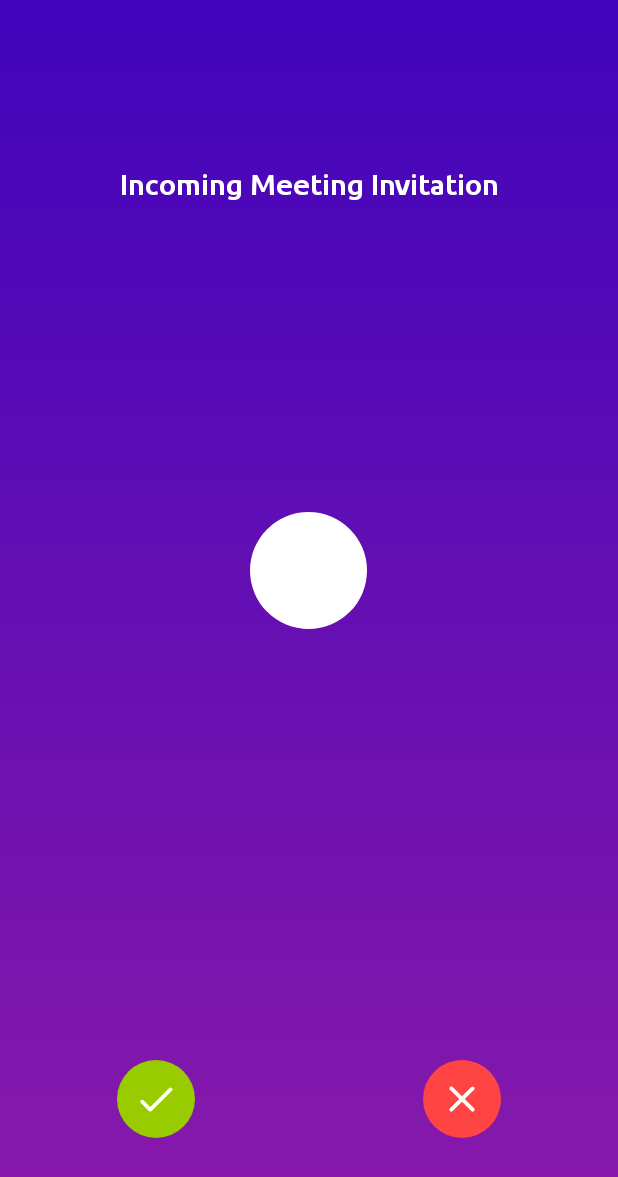
After one commit to SamuelDiaz28/Video-Meeting, an Android app: the IncomingInvitationActivity screen opened directly, with no data from a screen before it, on a phone screen of 412 x 824 dp. The commit adds this screen. Shown: the top 1177 px of the screen. Run offline under Robolectric (Android 15) with nearby library versions, the phone set to English and light mode, and no system bars; our stand-ins replace sdp/ssp sizes.

Commit message:
Septimo y Octavio video completado

```diff
--- /dev/null
+++ b/app/src/main/java/mx/test/videomeeting/activities/IncomingInvitationActivity.java
@@ -0,0 +1,16 @@
+package mx.test.videomeeting.activities;
+
+import androidx.appcompat.app.AppCompatActivity;
+
+import android.os.Bundle;
+
+import mx.test.videomeeting.R;
+
+public class IncomingInvitationActivity extends AppCompatActivity {
+
+    @Override
+    protected void onCreate(Bundle savedInstanceState) {
+        super.onCreate(savedInstanceState);
+        setContentView(R.layout.activity_incoming_invitation);
+    }
+}
--- /dev/null
+++ b/app/src/main/res/drawable/background_accept_invitation.xml
@@ -0,0 +1,7 @@
+<?xml version="1.0" encoding="utf-8"?>
+<shape xmlns:android="http://schemas.android.com/apk/res/android"
+    android:shape="oval">
+
+    <solid android:color="@android:color/holo_green_light"/>
+
+</shape>
--- /dev/null
+++ b/app/src/main/res/drawable/background_meeting_invitation.xml
@@ -0,0 +1,9 @@
+<?xml version="1.0" encoding="utf-8"?>
+<shape xmlns:android="http://schemas.android.com/apk/res/android" android:shape="rectangle">
+
+    <gradient
+        android:angle="270"
+        android:endColor="@color/colorMeetingInvitationEnd"
+        android:startColor="@color/colorMeetingInvitationStart"/>
+
+</shape>
--- /dev/null
+++ b/app/src/main/res/drawable/background_meeting_invitation_user_icon.xml
@@ -0,0 +1,7 @@
+<?xml version="1.0" encoding="utf-8"?>
+<shape xmlns:android="http://schemas.android.com/apk/res/android"
+    android:shape="oval">
+
+    <solid android:color="@color/colorTextIcons"/>
+
+</shape>
--- /dev/null
+++ b/app/src/main/res/drawable/background_reject_invitation.xml
@@ -0,0 +1,7 @@
+<?xml version="1.0" encoding="utf-8"?>
+<shape xmlns:android="http://schemas.android.com/apk/res/android"
+    android:shape="oval">
+
+    <solid android:color="@android:color/holo_red_light"/>
+
+</shape>
--- /dev/null
+++ b/app/src/main/res/drawable/ic_accept.xml
@@ -0,0 +1,10 @@
+<vector xmlns:android="http://schemas.android.com/apk/res/android"
+    android:width="24dp"
+    android:height="24dp"
+    android:viewportWidth="24"
+    android:viewportHeight="24"
+    android:tint="?attr/colorControlNormal">
+  <path
+      android:fillColor="@android:color/white"
+      android:pathData="M9,16.2l-3.5,-3.5c-0.39,-0.39 -1.01,-0.39 -1.4,0 -0.39,0.39 -0.39,1.01 0,1.4l4.19,4.19c0.39,0.39 1.02,0.39 1.41,0L20.3,7.7c0.39,-0.39 0.39,-1.01 0,-1.4 -0.39,-0.39 -1.01,-0.39 -1.4,0L9,16.2z"/>
+</vector>
--- /dev/null
+++ b/app/src/main/res/drawable/ic_reject.xml
@@ -0,0 +1,10 @@
+<vector xmlns:android="http://schemas.android.com/apk/res/android"
+    android:width="24dp"
+    android:height="24dp"
+    android:viewportWidth="24"
+    android:viewportHeight="24"
+    android:tint="?attr/colorControlNormal">
+  <path
+      android:fillColor="@android:color/white"
+      android:pathData="M18.3,5.71c-0.39,-0.39 -1.02,-0.39 -1.41,0L12,10.59 7.11,5.7c-0.39,-0.39 -1.02,-0.39 -1.41,0 -0.39,0.39 -0.39,1.02 0,1.41L10.59,12 5.7,16.89c-0.39,0.39 -0.39,1.02 0,1.41 0.39,0.39 1.02,0.39 1.41,0L12,13.41l4.89,4.89c0.39,0.39 1.02,0.39 1.41,0 0.39,-0.39 0.39,-1.02 0,-1.41L13.41,12l4.89,-4.89c0.38,-0.38 0.38,-1.02 0,-1.4z"/>
+</vector>
--- /dev/null
+++ b/app/src/main/res/layout/activity_incoming_invitation.xml
@@ -0,0 +1,104 @@
+<?xml version="1.0" encoding="utf-8"?>
+<androidx.constraintlayout.widget.ConstraintLayout xmlns:android="http://schemas.android.com/apk/res/android"
+    xmlns:app="http://schemas.android.com/apk/res-auto"
+    xmlns:tools="http://schemas.android.com/tools"
+    android:layout_width="match_parent"
+    android:layout_height="match_parent"
+    android:background="@drawable/background_meeting_invitation"
+    tools:context=".activities.IncomingInvitationActivity">
+
+    <ImageView
+        android:id="@+id/imageMeetingType"
+        android:layout_width="@dimen/_30sdp"
+        android:layout_height="@dimen/_32sdp"
+        android:layout_marginTop="@dimen/_50sdp"
+        android:contentDescription="@string/app_name"
+        app:tint="@color/colorTextIcons"
+        app:layout_constraintEnd_toEndOf="parent"
+        app:layout_constraintStart_toStartOf="parent"
+        app:layout_constraintTop_toTopOf="parent"/>
+
+    <TextView
+        android:id="@+id/textIncomingMeetInvitation"
+        android:layout_width="match_parent"
+        android:layout_height="wrap_content"
+        android:layout_marginTop="@dimen/_4sdp"
+        android:fontFamily="@font/ubuntu_medium"
+        android:gravity="center"
+        android:includeFontPadding="false"
+        android:text="@string/incoming_meeting_invitation"
+        android:textSize="@dimen/_15ssp"
+        android:textColor="@color/colorTextIcons"
+        app:layout_constraintTop_toBottomOf="@id/imageMeetingType"/>
+
+    <LinearLayout
+        android:layout_width="match_parent"
+        android:layout_height="wrap_content"
+        android:gravity="center"
+        android:orientation="vertical"
+        app:layout_constraintBottom_toBottomOf="parent"
+        app:layout_constraintTop_toTopOf="parent">
+
+        <TextView
+            android:id="@+id/textFirstChar"
+            android:layout_width="@dimen/_60sdp"
+            android:layout_height="@dimen/_60sdp"
+            android:background="@drawable/background_meeting_invitation_user_icon"
+            android:fontFamily="@font/ubuntu_bold"
+            android:gravity="center"
+            android:includeFontPadding="false"
+            android:textAllCaps="true"
+            android:textColor="@color/colorPrimaryText"
+            android:textSize="@dimen/_30ssp"/>
+
+        <TextView
+            android:layout_width="match_parent"
+            android:layout_height="wrap_content"
+            android:layout_marginTop="@dimen/_10sdp"
+            android:fontFamily="@font/ubuntu_bold"
+            android:gravity="center"
+            android:includeFontPadding="false"
+            android:textColor="@color/colorTextIcons"
+            android:textSize="@dimen/_18ssp"/>
+
+        <TextView
+            android:layout_width="match_parent"
+            android:layout_height="wrap_content"
+            android:layout_marginTop="@dimen/_6sdp"
+            android:fontFamily="@font/ubuntu_regular"
+            android:gravity="center"
+            android:includeFontPadding="false"
+            android:textColor="@color/colorTextIcons"
+            android:textSize="@dimen/_11ssp"/>
+
+    </LinearLayout>
+
+    <ImageView
+        android:id="@+id/imageAcceptInvitation"
+        android:layout_width="@dimen/_40sdp"
+        android:layout_height="@dimen/_40sdp"
+        android:layout_marginStart="@dimen/_60sdp"
+        android:layout_marginBottom="@dimen/_50sdp"
+        android:background="@drawable/background_accept_invitation"
+        android:contentDescription="@string/app_name"
+        android:padding="@dimen/_8sdp"
+        android:src="@drawable/ic_accept"
+        app:layout_constraintBottom_toBottomOf="parent"
+        app:layout_constraintStart_toStartOf="parent"
+        app:tint="@color/colorTextIcons" />
+
+    <ImageView
+        android:id="@+id/imageRejectInvitation"
+        android:layout_width="@dimen/_40sdp"
+        android:layout_height="@dimen/_40sdp"
+        android:layout_marginEnd="@dimen/_60sdp"
+        android:layout_marginBottom="@dimen/_50sdp"
+        android:background="@drawable/background_reject_invitation"
+        android:contentDescription="@string/app_name"
+        android:padding="@dimen/_8sdp"
+        android:src="@drawable/ic_reject"
+        app:layout_constraintBottom_toBottomOf="parent"
+        app:layout_constraintEnd_toEndOf="parent"
+        app:tint="@color/colorTextIcons" />
+
+</androidx.constraintlayout.widget.ConstraintLayout>
--- a/app/src/main/res/values/colors.xml
+++ b/app/src/main/res/values/colors.xml
@@ -17,4 +17,7 @@
     <color name="colorTextIcons">#FFFFFF</color>
     <color name="colorBackground">#FAFAFA</color>
     <color name="colorHintText">#BDBDBD</color>
+
+    <color name="colorMeetingInvitationStart">#4004BB</color>
+    <color name="colorMeetingInvitationEnd">#8A1AAA</color>
 </resources>
--- a/app/src/main/res/values/strings.xml
+++ b/app/src/main/res/values/strings.xml
@@ -17,4 +17,5 @@
     <string name="already_have_an_account">Already have an account</string>
     <string name="sign_in">Sign In</string>
     <string name="sign_out">Sign Out</string>
+    <string name="incoming_meeting_invitation">Incoming Meeting Invitation</string>
 </resources>
```
Also changed, not shown: app/src/main/AndroidManifest.xml (+16 -8 lines), app/src/main/java/mx/test/videomeeting/activities/MainActivity.java (+48 -7 lines), app/src/main/java/mx/test/videomeeting/activities/OutgoingInvitationActivity.java (added, +43 -0 lines), app/src/main/java/mx/test/videomeeting/adapters/UsersAdapter.java (+8 -3 lines), app/src/main/java/mx/test/videomeeting/listeners/UserListener.java (added, +10 -0 lines), app/src/main/java/mx/test/videomeeting/network/ApiClient.java (added, +20 -0 lines), app/src/main/java/mx/test/videomeeting/network/ApiService.java (added, +17 -0 lines), app/src/main/res/layout/activity_main.xml (+15 -16 lines), app/src/main/res/layout/activity_outgoing_invitation.xml (added, +92 -0 lines).
